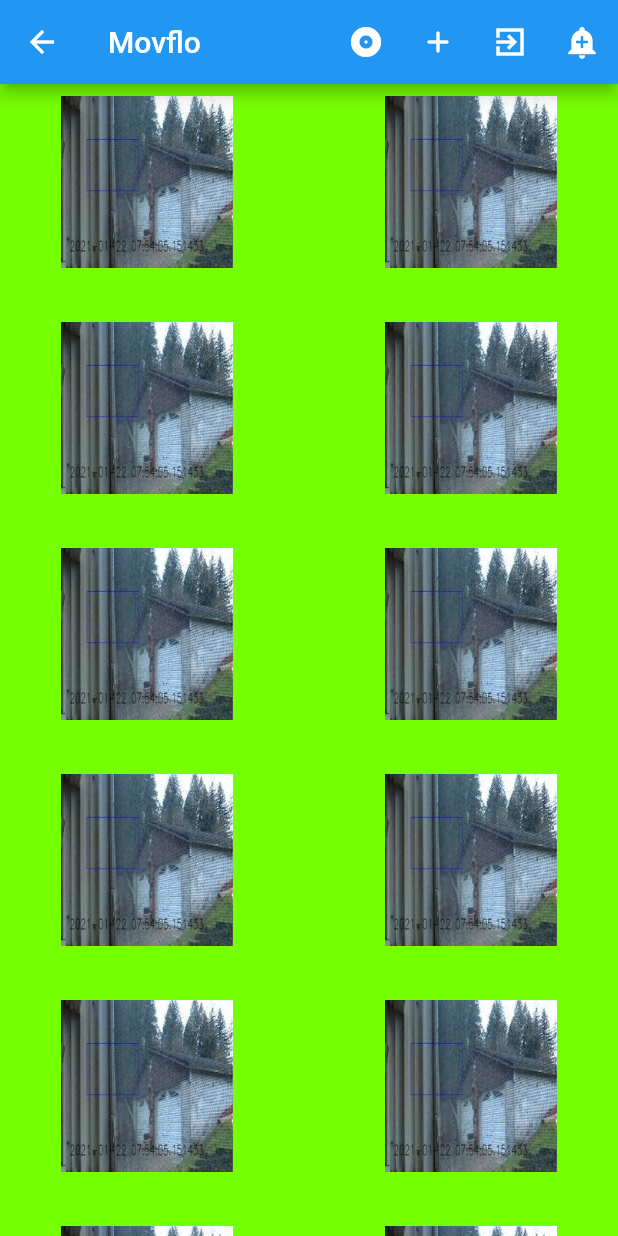
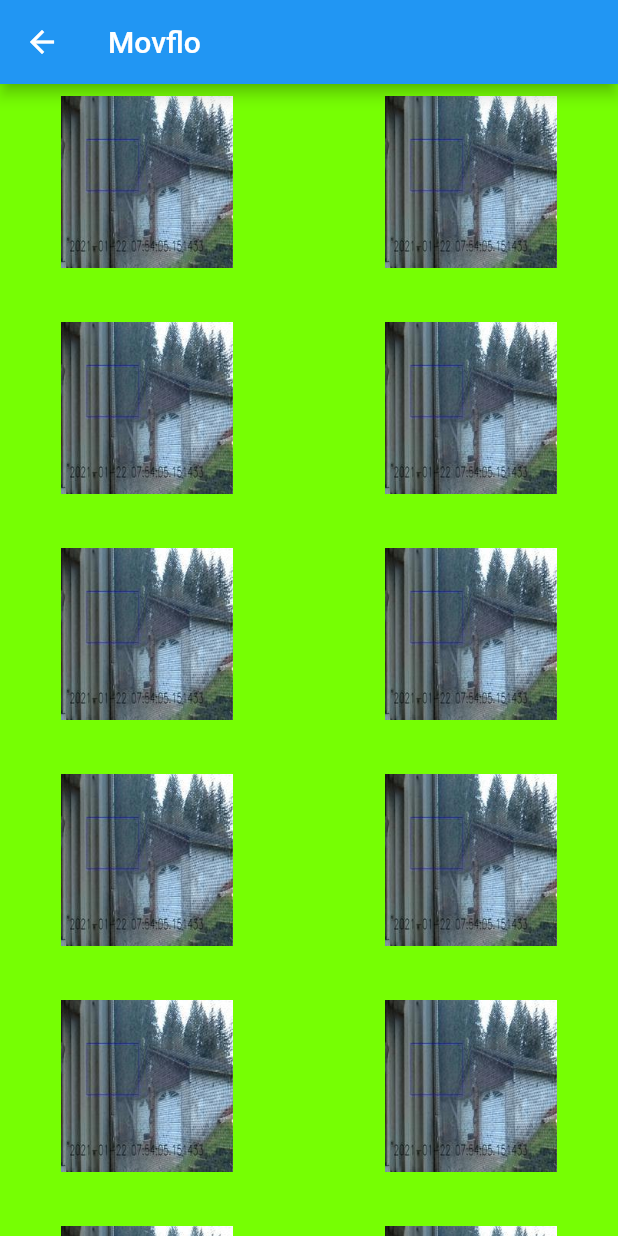
Before and after one commit to cjsmocjsmo/movflo, a Flutter app: the screen it shows after launch, after a tap on "Action", on a phone screen of 412 x 824 dp. Run offline on Flutter 3.47's test engine with Material 2 defaults, Android fonts, the phone set to English and light mode, and no system bars; statements that could not run were skipped.

Commit message:
clean up

```diff
--- a/lib/mainscreen.dart
+++ b/lib/mainscreen.dart
@@ -1,4 +1,26 @@
 import 'package:flutter/material.dart';
+import 'dart:async';
+import 'dart:convert';
+import 'package:http/http.dart' as http;
+
+
+
+final List<String> movies = <String>[
+  'Action', 'Bruce Willis', 'Cartoons', 'Comedy', 'Drama', 'Documentary',
+  'Fantasy', 'Godzilla', 'Harry Potter', 'Indiana Jones', 'Jurassic Park',
+  'John Wick', 'John Wayne', 'Kings Men', 'Men In Black', 'Misc',
+  'Pirates', 'Riddick', 'Star Wars', 'Star Trek', 'Super Heros',
+  'SciFi', 'Tom Cruize', 'Tremors', 'The Rock', 'X-Men',
+];
+
+final List<String> tvShows = <String>[
+  'Altered Carbon', 'Alien Worlds',
+  'Discovery', 'Enterprise', 'For All Man Kind', 'Last Ship', 'Lost In Space',
+  'Lower Decks', 'Mandalorian', 'Next Generation', 'Orville', 'Picard',
+  'Raised By Wolves', 'Sean Carroll', 'SpaceTime', 'Star Trek',
+  'Falcon Winter Soldier', 'Voyager', 'WandaVision', 'Invincible',
+  'The Bad Batch',
+];
 
 class MainScreen extends StatelessWidget {
   @override
@@ -9,11 +31,10 @@ class MainScreen extends StatelessWidget {
           appBar: AppBar(
               title: Text("Movies TVShows"),
               backgroundColor: Colors.lightGreen[900],
-
               bottom: TabBar(
                 tabs: [
-                  Tab(icon: Icon(Icons.directions_car)),
-                  Tab(icon: Icon(Icons.directions_transit)),
+                  Tab(icon: Icon(Icons.movie_creation_sharp)),
+                  Tab(icon: Icon(Icons.tv_sharp)),
                 ],
               ),
             ),
@@ -32,23 +53,6 @@ class MainScreen extends StatelessWidget {
     );
   }
 }
-
-final List<String> movies = <String>[
-  'Action', 'Bruce Willis', 'Cartoons', 'Comedy', 'Drama', 'Documentary',
-  'Fantasy', 'Godzilla', 'Harry Potter', 'Indiana Jones', 'Jurassic Park',
-  'John Wick', 'John Wayne', 'Kings Men', 'Men In Black', 'Misc',
-  'Pirates', 'Riddick', 'Star Wars', 'Star Trek', 'Super Heros',
-  'SciFi', 'Tom Cruize', 'Tremors', 'The Rock', 'X-Men',
-];
-
-final List<String> tvShows = <String>[
-  'Altered Carbon', 'Alien Worlds',
-  'Discovery', 'Enterprise', 'For All Man Kind', 'Last Ship', 'Lost In Space',
-  'Lower Decks', 'Mandalorian', 'Next Generation', 'Orville', 'Picard',
-  'Raised By Wolves', 'Sean Carroll', 'SpaceTime', 'Star Trek',
-  'Falcon Winter Soldier', 'Voyager', 'WandaVision', 'Invincible',
-  'The Bad Batch',
-];
 
 Widget moviesListView = ListView.builder(
   padding: const EdgeInsets.all(10.0),
--- a/lib/moviescreen.dart
+++ b/lib/moviescreen.dart
@@ -8,64 +8,18 @@ class MovieScreen extends StatelessWidget {
         title: Text(
           "Movflo",
           style: TextStyle(color: Colors.white),
+          backgroundColor: Colors.lightGreen[900],
         ),
-
-        actions: <Widget>[
-            IconButton(
-              onPressed: () {
-                Navigator.pushNamed(
-                  context,
-                  '/Songs'
-                );
-              },
-              icon: Icon(Icons.album_sharp),
-              tooltip: "Go to Songs Page"
-            ),
-            IconButton(
-              onPressed: () {
-                Navigator.pushNamed(
-                  context,
-                  '/Playlists'
-                );
-              },
-              icon: Icon(Icons.add_rounded),
-              tooltip: "Go To Playlist Page"
-            ),
-            IconButton(
-              onPressed: () {
-                Navigator.pushNamed(
-                  context,
-                  '/'
-                );
-              },
-              icon: Icon(Icons.exit_to_app_sharp),
-              tooltip: "Exit App"
-            ),
-            IconButton(
-              icon: const Icon(Icons.add_alert),
-              tooltip: 'Show Snackbar',
-              onPressed: () {
-                ScaffoldMessenger.of(context).showSnackBar(SnackBar(
-                  content: Text('ZZ Top \n Fandango \n Mexican Black Bird'),
-                  backgroundColor: Colors.purple,
-                ));
-              },
-            ),
-          ]
       ),
       body: Container(
         decoration: BoxDecoration(
           color: Colors.lightGreenAccent.shade400,
         ),
-          // child: Center(
-            // child:listViewHomeZ,
         child: testGridView,
-          // ),
       )
     );
   }
 }
-
 
 Widget testGridView = GridView.builder(
   gridDelegate: SliverGridDelegateWithMaxCrossAxisExtent(
@@ -80,11 +34,12 @@ Widget testGridView = GridView.builder(
           padding: const EdgeInsets.all(8),
           child: GestureDetector(
             onTap: () {
-              Navigator.pushNamed(
-                context,
-                '/Playlists',
-                arguments: {}
-              );
+              Navigator.pop(context),
+              // Navigator.pushNamed(
+              //   context,
+              //   '/Playlists',
+              //   arguments: {}
+              // );
             },
               child: Image.asset(
                 'images/two.jpg',
```
Lines whose indentation alone changed are shown as unchanged.
